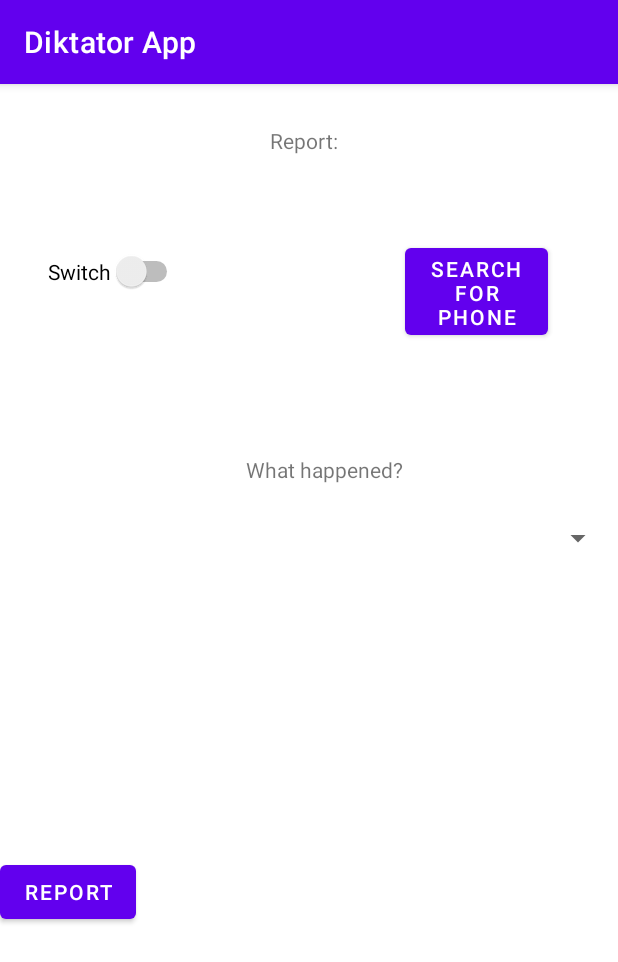
After one commit to Undying-Merch/Diktator-App, an Android app: the Report screen opened directly, with no data from a screen before it, on a phone screen of 412 x 824 dp. The commit adds this screen. Shown: the top 962 px of the screen. Run offline under Robolectric (Android 15) with nearby library versions, the phone set to English and light mode, and no system bars.

Commit message:
New Skeleton
Made a new Skeleton for the APP

```diff
--- /dev/null
+++ b/app/src/main/java/com/example/diktatorapp/Report.java
@@ -0,0 +1,14 @@
+package com.example.diktatorapp;
+
+import androidx.appcompat.app.AppCompatActivity;
+
+import android.os.Bundle;
+
+public class Report extends AppCompatActivity {
+
+    @Override
+    protected void onCreate(Bundle savedInstanceState) {
+        super.onCreate(savedInstanceState);
+        setContentView(R.layout.activity_report);
+    }
+}
--- /dev/null
+++ b/app/src/main/res/layout/activity_report.xml
@@ -0,0 +1,66 @@
+<?xml version="1.0" encoding="utf-8"?>
+<androidx.constraintlayout.widget.ConstraintLayout xmlns:android="http://schemas.android.com/apk/res/android"
+    xmlns:app="http://schemas.android.com/apk/res-auto"
+    xmlns:tools="http://schemas.android.com/tools"
+    android:layout_width="match_parent"
+    android:layout_height="match_parent"
+    tools:context=".Report">
+
+    <TextView
+        android:id="@+id/textView8"
+        android:layout_width="wrap_content"
+        android:layout_height="wrap_content"
+        android:layout_marginStart="180dp"
+        android:layout_marginTop="28dp"
+        android:text="Report:"
+        app:layout_constraintStart_toStartOf="parent"
+        app:layout_constraintTop_toTopOf="parent" />
+
+    <Switch
+        android:id="@+id/switch1"
+        android:layout_width="wrap_content"
+        android:layout_height="wrap_content"
+        android:layout_marginStart="32dp"
+        android:layout_marginTop="64dp"
+        android:text="Switch"
+        app:layout_constraintStart_toStartOf="parent"
+        app:layout_constraintTop_toBottomOf="@+id/textView8" />
+
+    <Button
+        android:id="@+id/button6"
+        android:layout_width="95dp"
+        android:layout_height="70dp"
+        android:layout_marginStart="148dp"
+        android:layout_marginTop="56dp"
+        android:text="Search for Phone"
+        app:layout_constraintStart_toEndOf="@+id/switch1"
+        app:layout_constraintTop_toBottomOf="@+id/textView8" />
+
+    <Spinner
+        android:id="@+id/spinner"
+        android:layout_width="409dp"
+        android:layout_height="wrap_content"
+        android:layout_marginTop="24dp"
+        app:layout_constraintStart_toStartOf="parent"
+        app:layout_constraintTop_toBottomOf="@+id/textView9" />
+
+    <TextView
+        android:id="@+id/textView9"
+        android:layout_width="wrap_content"
+        android:layout_height="wrap_content"
+        android:layout_marginStart="164dp"
+        android:layout_marginTop="200dp"
+        android:text="What happened?"
+        app:layout_constraintStart_toStartOf="parent"
+        app:layout_constraintTop_toBottomOf="@+id/textView8" />
+
+    <Button
+        android:id="@+id/button7"
+        android:layout_width="wrap_content"
+        android:layout_height="wrap_content"
+        android:layout_marginTop="200dp"
+        android:text="Report"
+        app:layout_constraintTop_toBottomOf="@+id/spinner"
+        tools:layout_editor_absoluteX="158dp" />
+
+</androidx.constraintlayout.widget.ConstraintLayout>
```
Also changed, not shown: app/src/main/AndroidManifest.xml (+18 -0 lines), app/src/main/java/com/example/diktatorapp/AdminMain.java (added, +14 -0 lines), app/src/main/java/com/example/diktatorapp/MyPage.java (added, +14 -0 lines), app/src/main/java/com/example/diktatorapp/MyStats.java (added, +14 -0 lines), app/src/main/java/com/example/diktatorapp/Search.java (added, +14 -0 lines), app/src/main/java/com/example/diktatorapp/SearchForPhone.java (added, +14 -0 lines), app/src/main/res/layout/activity_admin_main.xml (added, +38 -0 lines), app/src/main/res/layout/activity_main.xml (+37 -2 lines), app/src/main/res/layout/activity_my_page.xml (added, +59 -0 lines), app/src/main/res/layout/activity_my_stats.xml (added, +56 -0 lines), app/src/main/res/layout/activity_search.xml (added, +57 -0 lines), app/src/main/res/layout/activity_search_for_phone.xml (added, +36 -0 lines).
